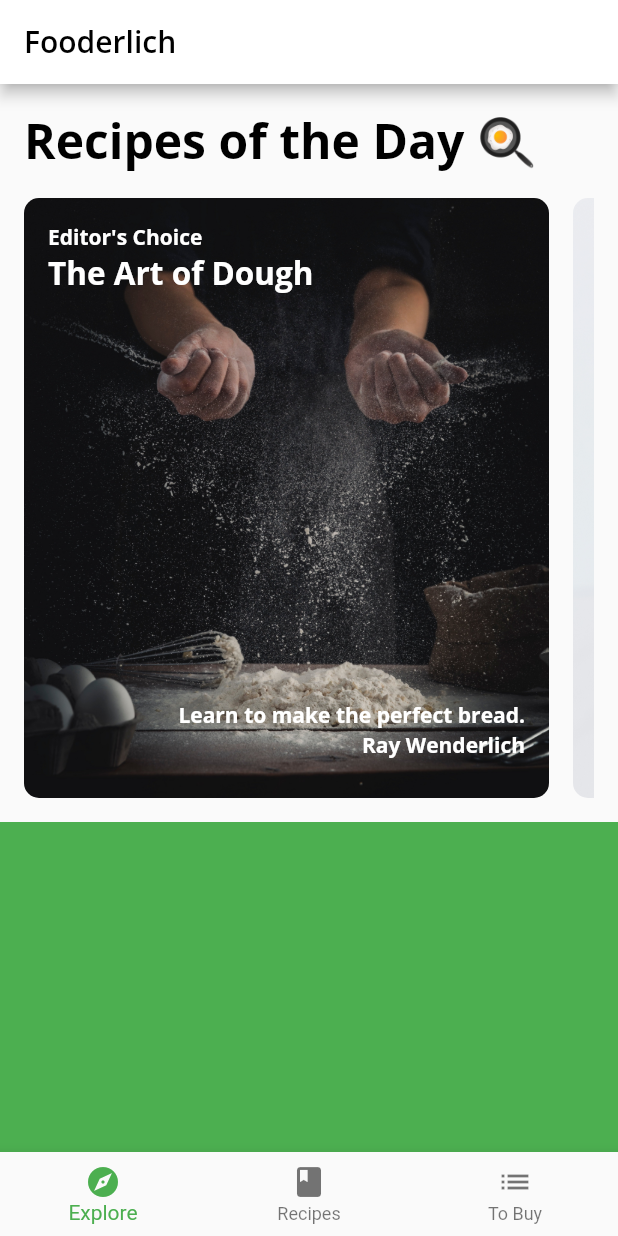
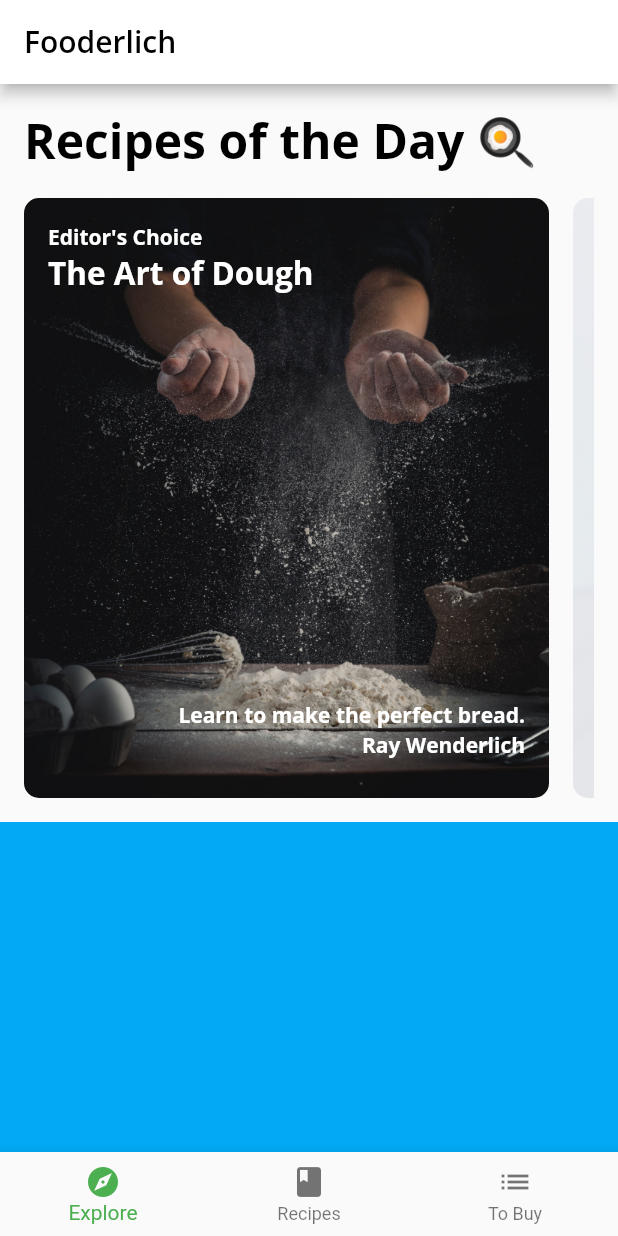
Before and after one commit to mahmoudali01/foodRecipe, a Flutter app: the screen it shows after launch, on a phone screen of 412 x 824 dp. Run offline on Flutter 3.47's test engine with Material 2 defaults, Android fonts, the phone set to English and light mode, and no system bars; our stand-ins replace google_fonts.

```diff
--- a/lib/screens/explore_screen.dart
+++ b/lib/screens/explore_screen.dart
@@ -33,7 +33,7 @@ class ExploreScreen extends StatelessWidget {
               // TODO: Replace this with FriendPostListView
               Container(
                 height: 400,
-                color: Colors.green,
+                color: Colors.lightBlue,
               ),
             ],
           );
```
Also changed, not shown: 1 other file.
